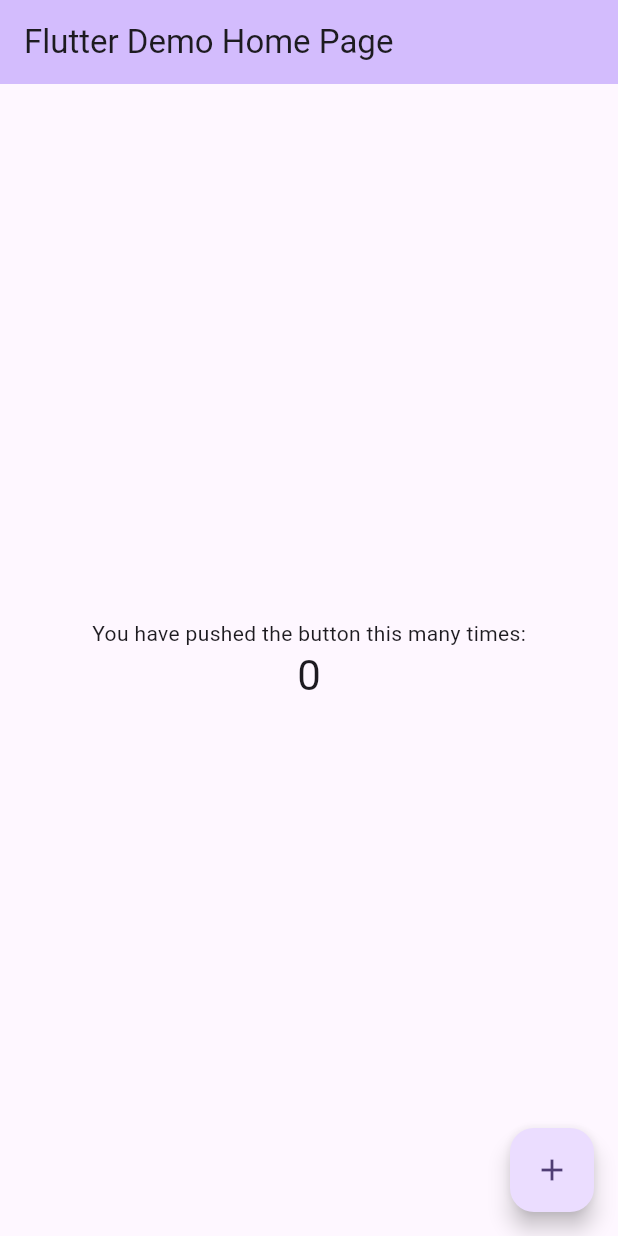
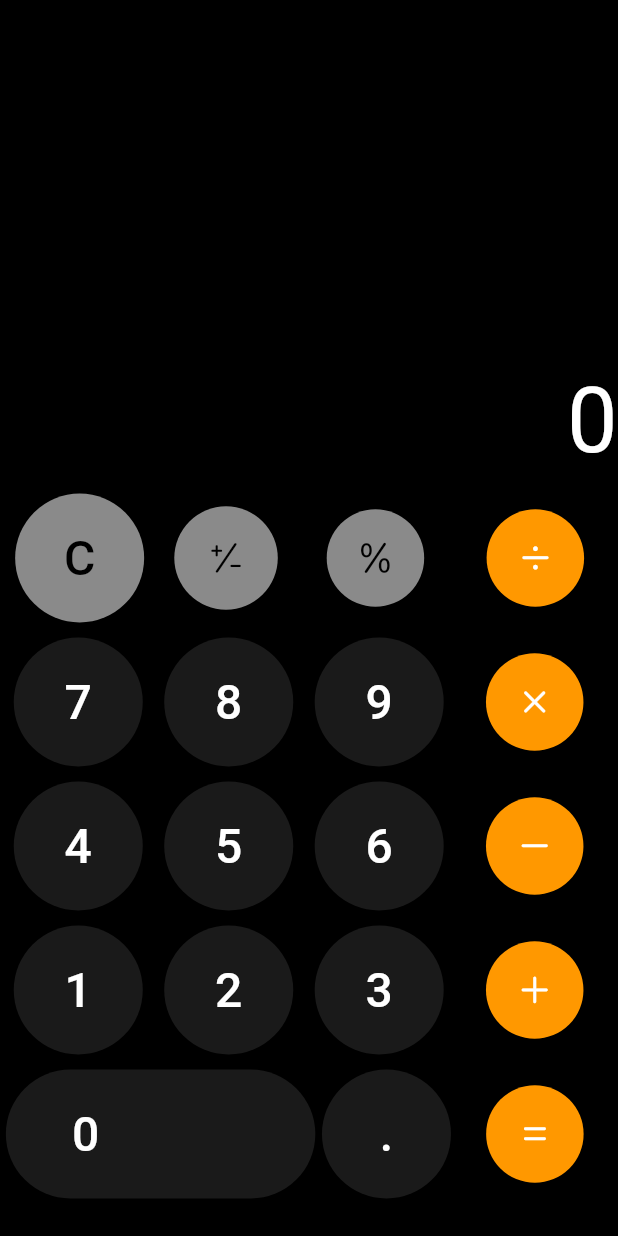
Before and after one commit to hide0621/calc_clone, a Flutter app: the screen it shows after launch, on a phone screen of 412 x 824 dp. Run offline on Flutter 3.47's test engine with Material 3 defaults, Android fonts, the phone set to English and light mode, and no system bars.

Commit message:
テストの作成のために必要なコードを用意して、計算機アプリを完成させた

```diff
--- /dev/null
+++ b/lib/constants.dart
@@ -0,0 +1,19 @@
+import 'package:flutter/cupertino.dart';
+import 'package:flutter/material.dart';
+
+const Map<String, IconData> mapIcon = {
+  '+/-': CupertinoIcons.plus_slash_minus,
+  '%': CupertinoIcons.percent,
+  '/': CupertinoIcons.divide,
+  'x': CupertinoIcons.multiply,
+  '-': CupertinoIcons.minus,
+  '+': CupertinoIcons.plus,
+  '=': CupertinoIcons.equal,
+};
+
+// 色の定義
+const Color colorMain = Colors.black;
+const Color colorNum = Colors.white10;
+const Color colorFunc = Colors.white54;
+const Color colorCalc = Colors.orange;
+const Color colorText = Colors.white;
--- a/lib/main.dart
+++ b/lib/main.dart
@@ -1,69 +1,77 @@
+import 'package:calc_clone/widgets/button.dart';
+import 'package:calc_clone/widgets/keypad.dart';
+import 'package:flutter/cupertino.dart';
 import 'package:flutter/material.dart';
 
+import 'constants.dart';
+import 'logic.dart';
+
 void main() {
-  runApp(const MyApp());
+  runApp(MyApp());
 }
 
 class MyApp extends StatelessWidget {
-  const MyApp({super.key});
-
+  // This widget is the root of your application.
   @override
   Widget build(BuildContext context) {
     return MaterialApp(
       title: 'Flutter Demo',
       theme: ThemeData(
-        colorScheme: ColorScheme.fromSeed(seedColor: Colors.deepPurple),
-        useMaterial3: true,
+        primarySwatch: Colors.blue,
       ),
-      home: const MyHomePage(title: 'Flutter Demo Home Page'),
+      home: MyHomePage(title: 'Flutter Demo Home Page'),
     );
   }
 }
 
 class MyHomePage extends StatefulWidget {
-  const MyHomePage({super.key, required this.title});
-
+  MyHomePage({Key? key, required this.title}) : super(key: key);
   final String title;
 
   @override
-  State<MyHomePage> createState() => _MyHomePageState();
+  _MyHomePageState createState() => _MyHomePageState();
 }
 
 class _MyHomePageState extends State<MyHomePage> {
-  int _counter = 0;
+  String txtResult = '0';
 
-  void _incrementCounter() {
-    setState(() {
-      _counter++;
-    });
-  }
+  final Logic _logic = Logic();
 
-  @override
   Widget build(BuildContext context) {
+    final FunctionOnPressed onPressed = (String text) {
+      _logic.input(text);
+      setState(() {
+        txtResult = _logic.text;
+      });
+    };
+
     return Scaffold(
-      appBar: AppBar(
-        backgroundColor: Theme.of(context).colorScheme.inversePrimary,
-        title: Text(widget.title),
-      ),
-      body: Center(
+      backgroundColor: colorMain,
+      body: Container(
+        margin: const EdgeInsets.only(bottom: 20),
         child: Column(
-          mainAxisAlignment: MainAxisAlignment.center,
+          mainAxisAlignment: MainAxisAlignment.end,
           children: <Widget>[
-            const Text(
-              'You have pushed the button this many times:',
+            Row(
+              children: <Widget>[
+                Expanded(
+                  child: Text(
+                    txtResult,
+                    key: const Key('txtResult'),
+                    style: const TextStyle(
+                      color: colorText,
+                      fontSize: 60,
+                    ),
+                    textAlign: TextAlign.right,
+                    maxLines: 1,
+                  ),
+                )
+              ],
             ),
-            Text(
-              '$_counter',
-              style: Theme.of(context).textTheme.headlineMedium,
-            ),
+            KeyPad(onPressed),
           ],
         ),
       ),
-      floatingActionButton: FloatingActionButton(
-        onPressed: _incrementCounter,
-        tooltip: 'Increment',
-        child: const Icon(Icons.add),
-      ),
     );
   }
-}
+} // end of state class
--- /dev/null
+++ b/lib/widgets/button.dart
@@ -0,0 +1,49 @@
+import 'package:flutter/material.dart';
+
+import '../constants.dart';
+
+typedef FunctionOnPressed = void Function(String text);
+
+class Button extends StatelessWidget {
+  final String text;
+  final Color colorButton;
+  final Color colorText;
+
+  final FunctionOnPressed? onPressed;
+
+  Button(this.text, this.colorButton, this.colorText, this.onPressed)
+      : super(key: Key(text));
+
+  @override
+  Widget build(BuildContext context) {
+    return Container(
+        padding: const EdgeInsets.symmetric(vertical: 5),
+        child: ElevatedButton(
+          child: Padding(
+            padding: text == '0'
+                ? const EdgeInsets.only(
+                    left: 20, top: 20, right: 120, bottom: 20)
+                : text.length == 1
+                    ? const EdgeInsets.symmetric(vertical: 20, horizontal: 15)
+                    : const EdgeInsets.symmetric(horizontal: 8, vertical: 22),
+            child: mapIcon.containsKey(text)
+                ? Icon(
+                    mapIcon[text],
+                    size: 25,
+                  )
+                : Text(
+                    text,
+                    style: const TextStyle(fontSize: 32),
+                  ),
+          ),
+          onPressed: () {
+            onPressed!(text);
+          },
+          style: ElevatedButton.styleFrom(
+            foregroundColor: colorText,
+            backgroundColor: colorButton,
+            shape: text == '0' ? const StadiumBorder() : const CircleBorder(),
+          ),
+        ));
+  }
+}
--- /dev/null
+++ b/lib/widgets/keypad.dart
@@ -0,0 +1,61 @@
+import 'package:flutter/material.dart';
+
+import '../constants.dart';
+import 'button.dart';
+
+class KeyPad extends StatelessWidget {
+  final FunctionOnPressed? onPressed;
+  KeyPad(this.onPressed);
+
+  @override
+  Widget build(BuildContext context) {
+    return Column(
+      children: [
+        Row(
+          mainAxisAlignment: MainAxisAlignment.spaceEvenly,
+          children: <Widget>[
+            Button('C', colorFunc, colorMain, onPressed),
+            Button('+/-', colorFunc, colorMain, onPressed),
+            Button('%', colorFunc, colorMain, onPressed),
+            Button('/', colorCalc, colorText, onPressed),
+          ],
+        ),
+        Row(
+          mainAxisAlignment: MainAxisAlignment.spaceEvenly,
+          children: <Widget>[
+            Button('7', colorNum, colorText, onPressed),
+            Button('8', colorNum, colorText, onPressed),
+            Button('9', colorNum, colorText, onPressed),
+            Button('x', colorCalc, colorText, onPressed),
+          ],
+        ),
+        Row(
+          mainAxisAlignment: MainAxisAlignment.spaceEvenly,
+          children: <Widget>[
+            Button('4', colorNum, colorText, onPressed),
+            Button('5', colorNum, colorText, onPressed),
+            Button('6', colorNum, colorText, onPressed),
+            Button('-', colorCalc, colorText, onPressed),
+          ],
+        ),
+        Row(
+          mainAxisAlignment: MainAxisAlignment.spaceEvenly,
+          children: <Widget>[
+            Button('1', colorNum, colorText, onPressed),
+            Button('2', colorNum, colorText, onPressed),
+            Button('3', colorNum, colorText, onPressed),
+            Button('+', colorCalc, colorText, onPressed),
+          ],
+        ),
+        Row(
+          mainAxisAlignment: MainAxisAlignment.spaceEvenly,
+          children: <Widget>[
+            Button('0', colorNum, colorText, onPressed),
+            Button('.', colorNum, colorText, onPressed),
+            Button('=', colorCalc, colorText, onPressed),
+          ],
+        ),
+      ],
+    );
+  }
+}
```
Also changed, not shown: lib/logic.dart (added, +177 -0 lines).
